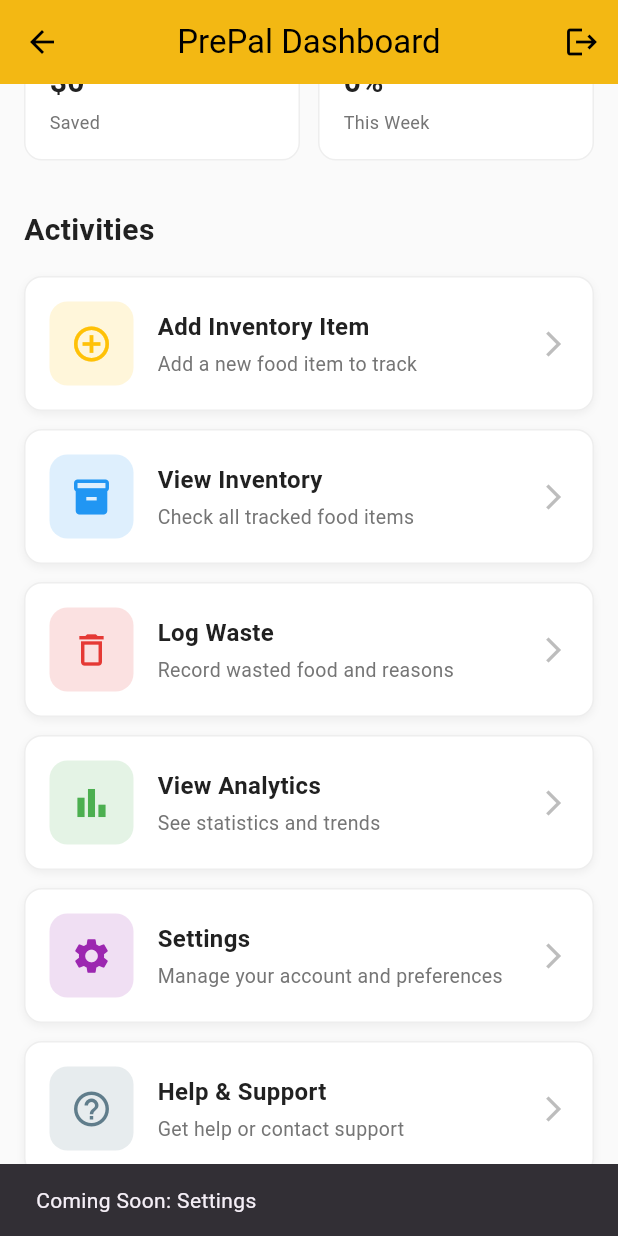
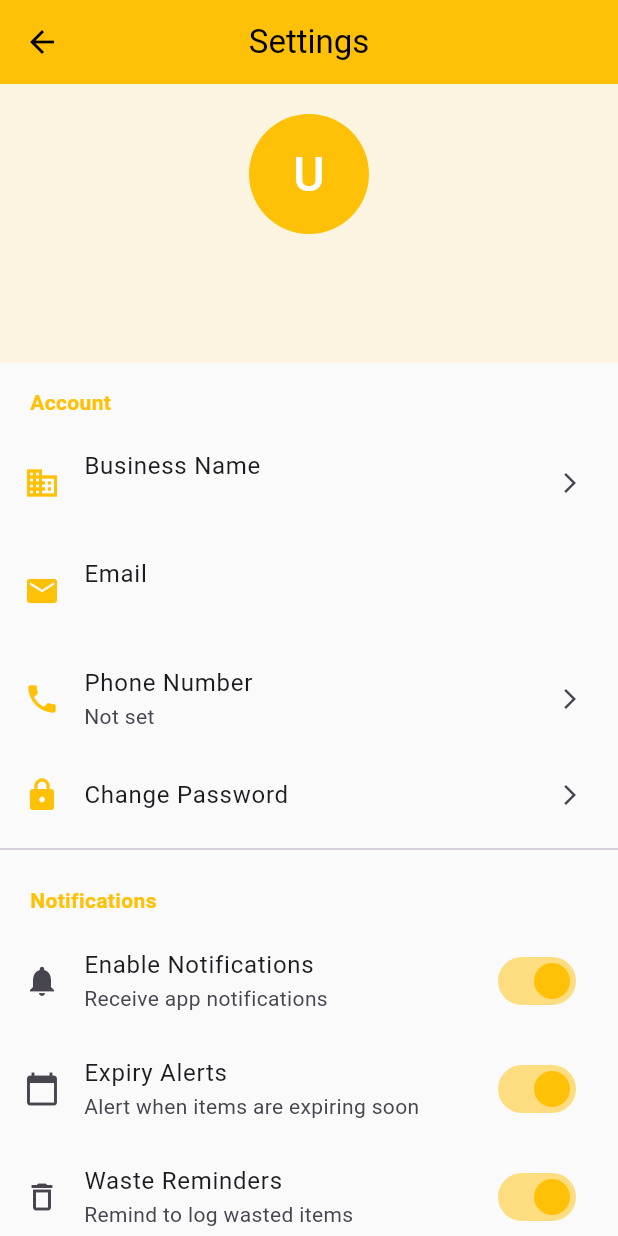
Before and after one commit to Amyy16/preppal-mobile, a Flutter app: the ActivitiesScreen screen opened directly, scrolled down 281 dp, after a tap on "Settings", on a phone screen of 412 x 824 dp. Run offline on Flutter 3.47's test engine with Material 3 defaults, Android fonts, the light colour scheme and no system bars; our stand-ins replace hive, hive_flutter, shared_preferences; accounts and stored records are empty.

Commit message:
Add comprehensive Settings/Profile screen with edit functionality

```diff
--- a/lib/screens/home/activities_screen.dart
+++ b/lib/screens/home/activities_screen.dart
@@ -1,6 +1,7 @@
 import 'package:flutter/material.dart';
 import 'package:shared_preferences/shared_preferences.dart';
 import '../onboarding/onboarding_screen.dart';
+import '../settings/settings_screen.dart';
 import 'inventory_screen.dart';
 import 'waste_screen.dart';
 
@@ -170,8 +171,8 @@ class ActivitiesScreen extends StatelessWidget {
                 subtitle: 'Manage your account and preferences',
                 color: const Color(0xFF9C27B0),
                 onTap: () {
-                  ScaffoldMessenger.of(context).showSnackBar(
-                    const SnackBar(content: Text('Coming Soon: Settings')),
+                  Navigator.of(context).push(
+                    MaterialPageRoute(builder: (context) => const SettingsScreen()),
                   );
                 },
               ),
--- /dev/null
+++ b/lib/screens/settings/settings_screen.dart
@@ -0,0 +1,541 @@
+import 'package:flutter/material.dart';
+import 'package:shared_preferences/shared_preferences.dart';
+import '../../services/api_service.dart';
+import '../auth/login_screen.dart';
+
+class SettingsScreen extends StatefulWidget {
+  const SettingsScreen({super.key});
+
+  @override
+  State<SettingsScreen> createState() => _SettingsScreenState();
+}
+
+class _SettingsScreenState extends State<SettingsScreen> {
+  String _businessName = '';
+  String _email = '';
+  String _phone = '';
+  bool _notificationsEnabled = true;
+  bool _expiryAlerts = true;
+  bool _wasteReminders = true;
+  bool _isLoading = true;
+
+  @override
+  void initState() {
+    super.initState();
+    _loadUserData();
+  }
+
+  Future<void> _loadUserData() async {
+    try {
+      final prefs = await SharedPreferences.getInstance();
+      setState(() {
+        _businessName = prefs.getString('business_name') ?? 'My Business';
+        _email = prefs.getString('user_email') ?? '';
+        _phone = prefs.getString('user_phone') ?? '';
+        _notificationsEnabled = prefs.getBool('notifications_enabled') ?? true;
+        _expiryAlerts = prefs.getBool('expiry_alerts') ?? true;
+        _wasteReminders = prefs.getBool('waste_reminders') ?? true;
+        _isLoading = false;
+      });
+    } catch (e) {
+      setState(() => _isLoading = false);
+    }
+  }
+
+  Future<void> _editBusinessName() async {
+    final controller = TextEditingController(text: _businessName);
+    final result = await showDialog<String>(
+      context: context,
+      builder: (context) => AlertDialog(
+        title: const Text('Edit Business Name'),
+        content: TextField(
+          controller: controller,
+          decoration: const InputDecoration(
+            labelText: 'Business Name',
+            hintText: 'Enter your business name',
+          ),
+          autofocus: true,
+        ),
+        actions: [
+          TextButton(
+            onPressed: () => Navigator.pop(context),
+            child: const Text('Cancel'),
+          ),
+          TextButton(
+            onPressed: () => Navigator.pop(context, controller.text.trim()),
+            child: const Text('Save'),
+          ),
+        ],
+      ),
+    );
+
+    if (result != null && result.isNotEmpty && result != _businessName) {
+      final prefs = await SharedPreferences.getInstance();
+      await prefs.setString('business_name', result);
+      setState(() => _businessName = result);
+      if (mounted) {
+        ScaffoldMessenger.of(context).showSnackBar(
+          const SnackBar(content: Text('Business name updated')),
+        );
+      }
+    }
+  }
+
+  Future<void> _editPhone() async {
+    final controller = TextEditingController(text: _phone);
+    final result = await showDialog<String>(
+      context: context,
+      builder: (context) => AlertDialog(
+        title: const Text('Edit Phone Number'),
+        content: TextField(
+          controller: controller,
+          decoration: const InputDecoration(
+            labelText: 'Phone Number',
+            hintText: '+234 XXX XXX XXXX',
+          ),
+          keyboardType: TextInputType.phone,
+          autofocus: true,
+        ),
+        actions: [
+          TextButton(
+            onPressed: () => Navigator.pop(context),
+            child: const Text('Cancel'),
+          ),
+          TextButton(
+            onPressed: () => Navigator.pop(context, controller.text.trim()),
+            child: const Text('Save'),
+          ),
+        ],
+      ),
+    );
+
+    if (result != null && result.isNotEmpty && result != _phone) {
+      final prefs = await SharedPreferences.getInstance();
+      await prefs.setString('user_phone', result);
+      setState(() => _phone = result);
+      if (mounted) {
+        ScaffoldMessenger.of(context).showSnackBar(
+          const SnackBar(content: Text('Phone number updated')),
+        );
+      }
+    }
+  }
+
+  Future<void> _toggleNotifications(bool value) async {
+    final prefs = await SharedPreferences.getInstance();
+    await prefs.setBool('notifications_enabled', value);
+    setState(() => _notificationsEnabled = value);
+  }
+
+  Future<void> _toggleExpiryAlerts(bool value) async {
+    final prefs = await SharedPreferences.getInstance();
+    await prefs.setBool('expiry_alerts', value);
+    setState(() => _expiryAlerts = value);
+  }
+
+  Future<void> _toggleWasteReminders(bool value) async {
+    final prefs = await SharedPreferences.getInstance();
+    await prefs.setBool('waste_reminders', value);
+    setState(() => _wasteReminders = value);
+  }
+
+  Future<void> _showChangePasswordDialog() async {
+    final currentController = TextEditingController();
+    final newController = TextEditingController();
+    final confirmController = TextEditingController();
+
+    await showDialog<void>(
+      context: context,
+      builder: (dialogContext) {
+        return AlertDialog(
+          title: const Text('Change Password'),
+          content: SingleChildScrollView(
+            child: Column(
+              mainAxisSize: MainAxisSize.min,
+              children: [
+                TextField(
+                  controller: currentController,
+                  obscureText: true,
+                  decoration: const InputDecoration(labelText: 'Current password'),
+                ),
+                const SizedBox(height: 12),
+                TextField(
+                  controller: newController,
+                  obscureText: true,
+                  decoration: const InputDecoration(labelText: 'New password'),
+                ),
+                const SizedBox(height: 12),
+                TextField(
+                  controller: confirmController,
+                  obscureText: true,
+                  decoration: const InputDecoration(labelText: 'Confirm new password'),
+                ),
+                const SizedBox(height: 8),
+                const Text(
+                  'Password must be at least 8 characters with letters and numbers',
+                  style: TextStyle(fontSize: 12, color: Colors.grey),
+                ),
+              ],
+            ),
+          ),
+          actions: [
+            TextButton(
+              onPressed: () => Navigator.of(dialogContext).pop(),
+              child: const Text('Cancel'),
+            ),
+            TextButton(
+              onPressed: () async {
+                final current = currentController.text;
+                final newPass = newController.text;
+                final confirm = confirmController.text;
+
+                if (current.isEmpty || newPass.isEmpty || confirm.isEmpty) {
+                  ScaffoldMessenger.of(context).showSnackBar(
+                    const SnackBar(content: Text('All fields are required')),
+                  );
+                  return;
+                }
+
+                if (newPass != confirm) {
+                  ScaffoldMessenger.of(context).showSnackBar(
+                    const SnackBar(content: Text('New passwords do not match')),
+                  );
+                  return;
+                }
+
+                try {
+                  await ApiService.changePassword(
+                    currentPassword: current,
+                    newPassword: newPass,
+                    confirmPassword: confirm,
+                  );
+
+                  // Update stored password if remember me is enabled
+                  final prefs = await SharedPreferences.getInstance();
+                  if (prefs.getBool('remember_me') ?? false) {
+                    await prefs.setString('user_password', newPass);
+                  }
+
+                  if (mounted) {
+                    Navigator.of(dialogContext).pop();
+                    ScaffoldMessenger.of(context).showSnackBar(
+                      const SnackBar(content: Text('Password changed successfully')),
+                    );
+                  }
+                } on ApiException catch (e) {
+                  ScaffoldMessenger.of(context).showSnackBar(
+                    SnackBar(content: Text(e.message)),
+                  );
+                } catch (e) {
+                  ScaffoldMessenger.of(context).showSnackBar(
+                    SnackBar(content: Text('Error: $e')),
+                  );
+                }
+              },
+              child: const Text('Change'),
+            ),
+          ],
+        );
+      },
+    );
+  }
+
+  Future<void> _logout() async {
+    final confirm = await showDialog<bool>(
+      context: context,
+      builder: (context) => AlertDialog(
+        title: const Text('Logout'),
+        content: const Text('Are you sure you want to logout?'),
+        actions: [
+          TextButton(
+            onPressed: () => Navigator.pop(context, false),
+            child: const Text('Cancel'),
+          ),
+          TextButton(
+            onPressed: () => Navigator.pop(context, true),
+            child: const Text('Logout', style: TextStyle(color: Colors.red)),
+          ),
+        ],
+      ),
+    );
+
+    if (confirm == true) {
+      try {
+        // Clear API token
+        ApiService.clearAuthToken();
+
+        // Clear local data
+        final prefs = await SharedPreferences.getInstance();
+        await prefs.setBool('isLoggedIn', false);
+        await prefs.remove('user_password');
+
+        if (mounted) {
+          Navigator.of(context).pushAndRemoveUntil(
+            MaterialPageRoute(builder: (context) => const LoginScreen()),
+            (route) => false,
+          );
+        }
+      } catch (e) {
+        if (mounted) {
+          ScaffoldMessenger.of(context).showSnackBar(
+            SnackBar(content: Text('Error logging out: $e')),
+          );
+        }
+      }
+    }
+  }
+
+  @override
+  Widget build(BuildContext context) {
+    if (_isLoading) {
+      return const Scaffold(
+        body: Center(child: CircularProgressIndicator()),
+      );
+    }
+
+    return Scaffold(
+      appBar: AppBar(
+        title: const Text('Settings'),
+        backgroundColor: const Color(0xFFFFC107),
+        foregroundColor: Colors.black,
+        centerTitle: true,
+        elevation: 0,
+      ),
+      body: ListView(
+        children: [
+          // Profile Section
+          Container(
+            color: const Color(0xFFFFC107).withOpacity(0.1),
+            padding: const EdgeInsets.all(20),
+            child: Column(
+              children: [
+                CircleAvatar(
+                  radius: 40,
+                  backgroundColor: const Color(0xFFFFC107),
+                  child: Text(
+                    _businessName.isNotEmpty ? _businessName[0].toUpperCase() : 'U',
+                    style: const TextStyle(fontSize: 32, color: Colors.white),
+                  ),
+                ),
+                const SizedBox(height: 12),
+                Text(
+                  _businessName,
+                  style: const TextStyle(fontSize: 20, fontWeight: FontWeight.bold),
+                ),
+                const SizedBox(height: 4),
+                Text(
+                  _email,
+                  style: TextStyle(fontSize: 14, color: Colors.grey[600]),
+                ),
+              ],
+            ),
+          ),
+
+          // Account Settings Section
+          _buildSectionHeader('Account'),
+          _buildListTile(
+            icon: Icons.business,
+            title: 'Business Name',
+            subtitle: _businessName,
+            onTap: _editBusinessName,
+          ),
+          _buildListTile(
+            icon: Icons.email,
+            title: 'Email',
+            subtitle: _email,
+            trailing: const SizedBox.shrink(),
+          ),
+          _buildListTile(
+            icon: Icons.phone,
+            title: 'Phone Number',
+            subtitle: _phone.isEmpty ? 'Not set' : _phone,
+            onTap: _editPhone,
+          ),
+          _buildListTile(
+            icon: Icons.lock,
+            title: 'Change Password',
+            onTap: _showChangePasswordDialog,
+          ),
+          const Divider(),
+
+          // Notification Settings Section
+          _buildSectionHeader('Notifications'),
+          SwitchListTile(
+            secondary: const Icon(Icons.notifications),
+            title: const Text('Enable Notifications'),
+            subtitle: const Text('Receive app notifications'),
+            value: _notificationsEnabled,
+            onChanged: _toggleNotifications,
+            activeColor: const Color(0xFFFFC107),
+          ),
+          SwitchListTile(
+            secondary: const Icon(Icons.calendar_today),
+            title: const Text('Expiry Alerts'),
+            subtitle: const Text('Alert when items are expiring soon'),
+            value: _expiryAlerts,
+            onChanged: _notificationsEnabled ? _toggleExpiryAlerts : null,
+            activeColor: const Color(0xFFFFC107),
+          ),
+          SwitchListTile(
+            secondary: const Icon(Icons.delete_outline),
+            title: const Text('Waste Reminders'),
+            subtitle: const Text('Remind to log wasted items'),
+            value: _wasteReminders,
+            onChanged: _notificationsEnabled ? _toggleWasteReminders : null,
+            activeColor: const Color(0xFFFFC107),
+          ),
+          const Divider(),
+
+          // About Section
+          _buildSectionHeader('About'),
+          _buildListTile(
+            icon: Icons.info_outline,
+            title: 'About Prepal',
+            subtitle: 'Version 1.0.0',
+            onTap: () => _showAboutDialog(),
+          ),
+          _buildListTile(
+            icon: Icons.help_outline,
+            title: 'Help & Support',
+            onTap: () => _showHelpDialog(),
+          ),
+          _buildListTile(
+            icon: Icons.privacy_tip_outlined,
+            title: 'Privacy Policy',
+            onTap: () {
+              ScaffoldMessenger.of(context).showSnackBar(
+                const SnackBar(content: Text('Privacy policy coming soon')),
+              );
+            },
+          ),
+          const Divider(),
+
+          // Logout Button
+          const SizedBox(height: 20),
+          Padding(
+            padding: const EdgeInsets.symmetric(horizontal: 20),
+            child: ElevatedButton.icon(
+              onPressed: _logout,
+              icon: const Icon(Icons.logout),
+              label: const Text('Logout'),
+              style: ElevatedButton.styleFrom(
+                backgroundColor: Colors.red,
+                foregroundColor: Colors.white,
+                padding: const EdgeInsets.symmetric(vertical: 14),
+                shape: RoundedRectangleBorder(borderRadius: BorderRadius.circular(8)),
+              ),
+            ),
+          ),
+          const SizedBox(height: 40),
+        ],
+      ),
+    );
+  }
+
+  Widget _buildSectionHeader(String title) {
+    return Padding(
+      padding: const EdgeInsets.fromLTRB(20, 16, 20, 8),
+      child: Text(
+        title,
+        style: const TextStyle(
+          fontSize: 14,
+          fontWeight: FontWeight.bold,
+          color: Color(0xFFFFC107),
+        ),
+      ),
+    );
+  }
+
+  Widget _buildListTile({
+    required IconData icon,
+    required String title,
+    String? subtitle,
+    VoidCallback? onTap,
+    Widget? trailing,
+  }) {
+    return ListTile(
+      leading: Icon(icon, color: const Color(0xFFFFC107)),
+      title: Text(title),
+      subtitle: subtitle != null ? Text(subtitle) : null,
+      trailing: trailing ?? (onTap != null ? const Icon(Icons.arrow_forward_ios, size: 16) : null),
+      onTap: onTap,
+    );
+  }
+
+  void _showAboutDialog() {
+    showDialog(
+      context: context,
+      builder: (context) => AlertDialog(
+        title: const Text('About Prepal'),
+        content: const Column(
+          mainAxisSize: MainAxisSize.min,
+          crossAxisAlignment: CrossAxisAlignment.start,
+          children: [
+            Text(
+              'Prepal: A Food Waste Management System',
+              style: TextStyle(fontWeight: FontWeight.bold),
+            ),
+            SizedBox(height: 8),
+            Text('Version: 1.0.0'),
+            SizedBox(height: 16),
+            Text(
+              'Reduce food waste, save money, and contribute to a sustainable future.',
+            ),
+            SizedBox(height: 16),
+            Text('© 2026 Prepal Team. All rights reserved.'),
+          ],
+        ),
+        actions: [
+          TextButton(
+            onPressed: () => Navigator.pop(context),
+            child: const Text('Close'),
+          ),
+        ],
+      ),
+    );
+  }
+
+  void _showHelpDialog() {
+    showDialog(
+      context: context,
+      builder: (context) => AlertDialog(
+        title: const Text('Help & Support'),
+        content: const SingleChildScrollView(
+          child: Column(
+            mainAxisSize: MainAxisSize.min,
+            crossAxisAlignment: CrossAxisAlignment.start,
+            children: [
+              Text(
+                'How to use Prepal:',
+                style: TextStyle(fontWeight: FontWeight.bold, fontSize: 16),
+              ),
+              SizedBox(height: 12),
+              Text('1. Add inventory items with expiry dates'),
+              SizedBox(height: 8),
+              Text('2. Track items expiring soon'),
+              SizedBox(height: 8),
+              Text('3. Log wasted food to see patterns'),
+              SizedBox(height: 8),
+              Text('4. View analytics to reduce waste'),
+              SizedBox(height: 16),
+              Text(
+                'Need help?',
+                style: TextStyle(fontWeight: FontWeight.bold),
+              ),
+              SizedBox(height: 8),
+              Text('Email: support@prepal.com'),
+              SizedBox(height: 4),
+              Text('Phone: +234 XXX XXX XXXX'),
+            ],
+          ),
+        ),
+        actions: [
+          TextButton(
+            onPressed: () => Navigator.pop(context),
+            child: const Text('Close'),
+          ),
+        ],
+      ),
+    );
+  }
+}
```
